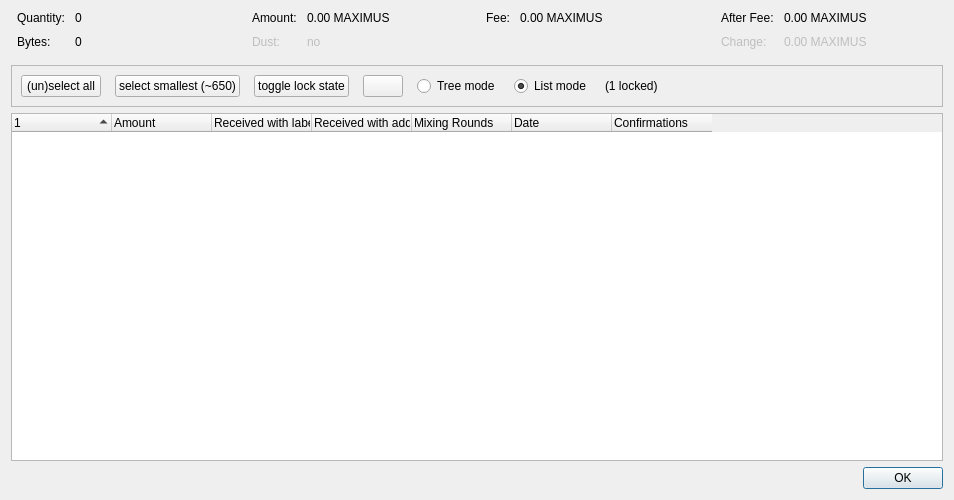
Before: the Qt Designer form src/qt/forms/coincontroldialog.ui in osmium-labs/osmium, drawn with Qt 5.
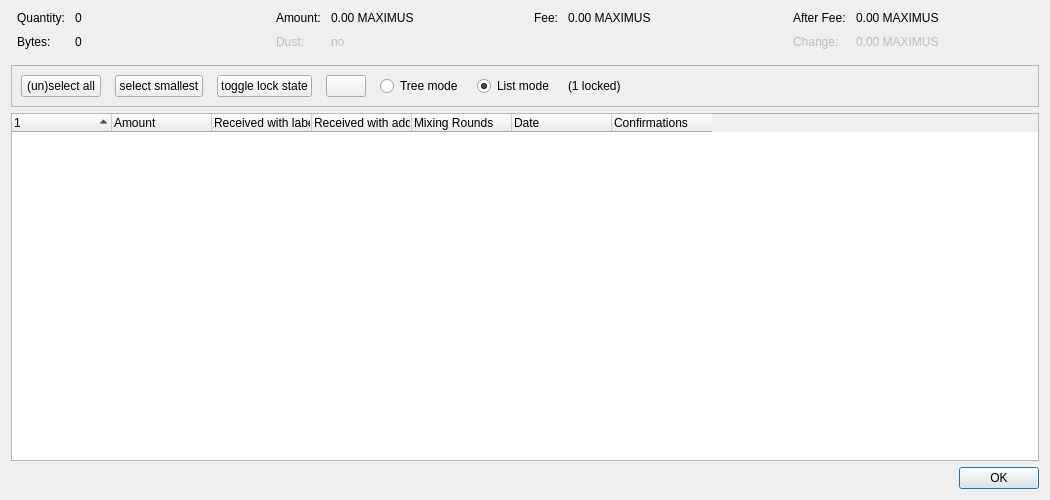
After: the same form once the commit is applied. Custom widgets are drawn as their Qt base class.

Patch:
```diff
--- a/src/qt/forms/coincontroldialog.ui
+++ b/src/qt/forms/coincontroldialog.ui
@@ -6,7 +6,7 @@
    <rect>
     <x>0</x>
     <y>0</y>
-    <width>954</width>
+    <width>1050</width>
     <height>500</height>
    </rect>
   </property>
@@ -306,7 +306,7 @@
            </sizepolicy>
           </property>
           <property name="text">
-           <string>select smallest (~650)</string>
+           <string>select smallest</string>
           </property>
           <property name="autoDefault">
            <bool>false</bool>
```
